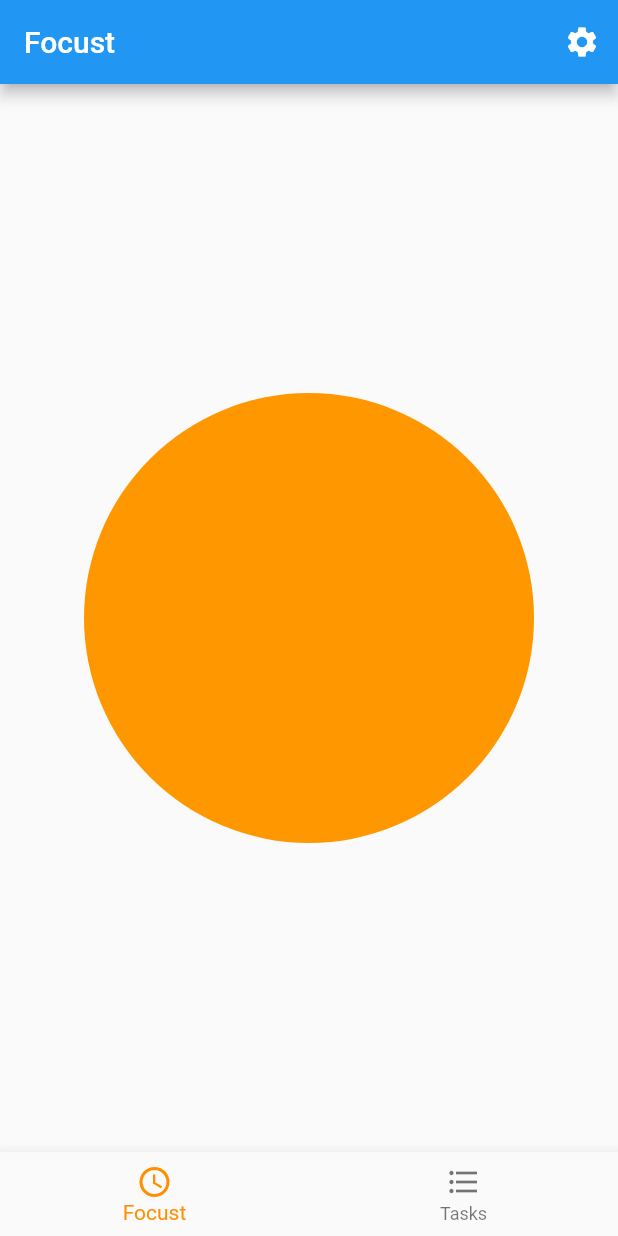
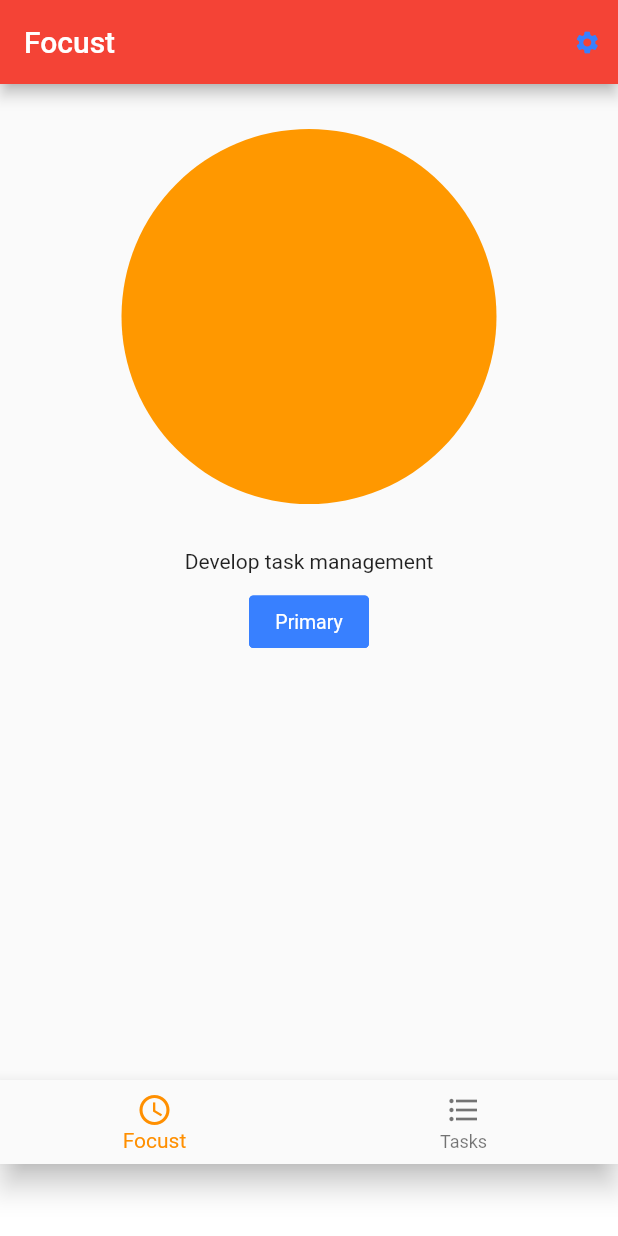
Before and after one commit to bearchit/focust, a Flutter app: the screen it shows after launch, on a phone screen of 412 x 824 dp. Run offline on Flutter 3.47's test engine with Material 2 defaults, Android fonts, the phone set to English and light mode, and no system bars; our stand-ins replace firebase_analytics, getflutter; missing offline and left inert: firebase_admob; accounts and stored records are empty.

Commit message:
admob & getflutter

```diff
--- a/lib/main.dart
+++ b/lib/main.dart
@@ -1,17 +1,74 @@
+import 'package:firebase_admob/firebase_admob.dart';
+import 'package:firebase_analytics/firebase_analytics.dart';
+import 'package:firebase_analytics/observer.dart';
 import 'package:flutter/material.dart';
 import 'package:focust/screens/focust.dart';
 import 'package:focust/screens/settings.dart';
 import 'package:focust/screens/tasks.dart';
+import 'package:getflutter/getflutter.dart';
 
 void main() => runApp(App());
 
+const String AD_MOB_APP_ID = 'ca-app-pub-6651910437588790~3530883768';
+const String AD_MOB_AD_ID = 'ca-app-pub-6651910437588790/3625224867';
+
 class App extends StatelessWidget {
+  @override
+  Widget build(BuildContext context) {
+    return Root();
+  }
+}
+
+class Root extends StatefulWidget {
+  @override
+  _RootState createState() => _RootState();
+}
+
+class _RootState extends State<Root> {
+  double _paddingBottom = 48.0;
+  BannerAd _bannerAd;
+  FirebaseAnalytics _analytics = FirebaseAnalytics();
+
+  BannerAd createBannerAd() {
+    return BannerAd(
+      adUnitId: AD_MOB_AD_ID,
+      size: AdSize.smartBanner,
+      targetingInfo: MobileAdTargetingInfo(
+        keywords: ["pomodoro", "timer", "focus", "study", "productivity"],
+        childDirected: false,
+      ),
+      listener: (MobileAdEvent event) {
+        if (event == MobileAdEvent.failedToLoad) {
+          setState(() {
+            _paddingBottom = 0.0;
+          });
+        }
+      },
+    );
+  }
+
+  @override
+  void initState() {
+    super.initState();
+    FirebaseAdMob.instance.initialize(appId: AD_MOB_APP_ID);
+    _bannerAd = createBannerAd()
+      ..load()
+      ..show();
+  }
+
+  @override
+  void dispose() {
+    _bannerAd?.dispose();
+    super.dispose();
+  }
+
   // This widget is the root of your application.
   @override
   Widget build(BuildContext context) {
     return MaterialApp(
       title: 'Focust',
       theme: ThemeData(
+        brightness: Brightness.light,
         // This is the theme of your application.
         //
         // Try running your application with "flutter run". You'll see the
@@ -21,9 +78,21 @@ class App extends StatelessWidget {
         // or simply save your changes to "hot reload" in a Flutter IDE).
         // Notice that the counter didn't reset back to zero; the application
         // is not restarted.
-        primarySwatch: Colors.blue,
+        primarySwatch: Colors.red,
+      ),
+      darkTheme: ThemeData(
+        brightness: Brightness.dark,
       ),
       home: Main(),
+      builder: (BuildContext context, Widget widget) {
+        return Padding(
+          child: widget,
+          padding: EdgeInsets.only(bottom: _paddingBottom),
+        );
+      },
+      navigatorObservers: [
+        FirebaseAnalyticsObserver(analytics: _analytics),
+      ],
     );
   }
 }
@@ -34,6 +103,10 @@ class Main extends StatefulWidget {
 }
 
 class _MainState extends State<Main> {
+  List<Widget> fakeBottomButtons = <Widget>[
+    Container(height: 50.0),
+  ];
+
   List<Widget> _screens = <Widget>[
     FocustScreen(),
     TasksScreen(),
@@ -49,20 +122,24 @@ class _MainState extends State<Main> {
   @override
   Widget build(BuildContext context) {
     return Scaffold(
-      appBar: AppBar(title: const Text("Focust"), actions: <Widget>[
-        IconButton(
-          icon: Icon(Icons.settings),
+      appBar: GFAppBar(
+        title: Text("Focust"),
+        actions: <Widget>[
+          GFIconButton(
+            icon: Icon(
+              Icons.settings,
+            ),
             onPressed: () {
               Navigator.push(
                 context,
                 MaterialPageRoute(builder: (context) => SettingsScreen()),
               );
             },
+            type: GFButtonType.transparent,
           )
-      ]),
-      body: Center(
-        child: _screens.elementAt(_selectedScreenIndex),
+        ],
       ),
+      body: _screens.elementAt(_selectedScreenIndex),
       bottomNavigationBar: BottomNavigationBar(
         type: BottomNavigationBarType.fixed,
         items: const <BottomNavigationBarItem>[
--- a/lib/screens/focust.dart
+++ b/lib/screens/focust.dart
@@ -1,18 +1,38 @@
 import 'package:flutter/material.dart';
+import 'package:getflutter/getflutter.dart';
 
 class FocustScreen extends StatelessWidget {
   @override
   Widget build(BuildContext context) {
-    return Container(
-        child: Center(
-      child: buildCircle(context),
-    ));
+    return Column(
+      children: <Widget>[
+        Container(
+            padding: EdgeInsets.only(top: 30.0, bottom: 15.0),
+            child: Center(
+              child: buildCircle(context),
+            )),
+        Container(
+          padding: EdgeInsets.only(top: 15.0, bottom: 15.0),
+          child: Center(
+            child: Text("Develop task management"),
+          ),
+        ),
+        Container(
+          padding: EdgeInsets.only(top: 0, bottom: 15.0),
+          child: Center(
+              child: GFButton(
+            onPressed: () {},
+            text: "Primary",
+          )),
+        )
+      ],
+    );
   }
 
   Widget buildCircle(BuildContext context) {
     return Container(
-      width: 300.0,
-      height: 300.0,
+      width: 250.0,
+      height: 250.0,
       decoration: BoxDecoration(
         color: Colors.orange,
         shape: BoxShape.circle,
--- a/lib/screens/tasks.dart
+++ b/lib/screens/tasks.dart
@@ -1,5 +1,6 @@
 import 'package:flutter/material.dart';
 import 'package:focust/entities/task.dart';
+import 'package:getflutter/getflutter.dart';
 
 class TasksScreen extends StatefulWidget {
   @override
@@ -20,8 +21,10 @@ class _TasksScreenState extends State<TasksScreen> {
     return ListView.builder(
       itemCount: _tasks.length,
       itemBuilder: (BuildContext context, int index) {
-        return ListTile(
+        return GFListTile(
           title: Text(_tasks[index].content),
+          subtitleText: 'Lorem ipsum',
+          icon: Icon(Icons.favorite),
         );
       },
     );
--- a/pubspec.yaml
+++ b/pubspec.yaml
@@ -19,6 +19,11 @@ environment:
 dependencies:
   flutter:
     sdk: flutter
+  getflutter: ^1.0.7
+  sqflite: ^1.2.0
+  firebase_core: ^0.4.4
+  firebase_analytics: ^5.0.11
+  firebase_admob: ^0.9.0+10
 
   # The following adds the Cupertino Icons font to your application.
   # Use with the CupertinoIcons class for iOS style icons.
```
Also changed, not shown: pubspec.lock, 10 other files. Lines whose indentation alone changed are shown as unchanged.
